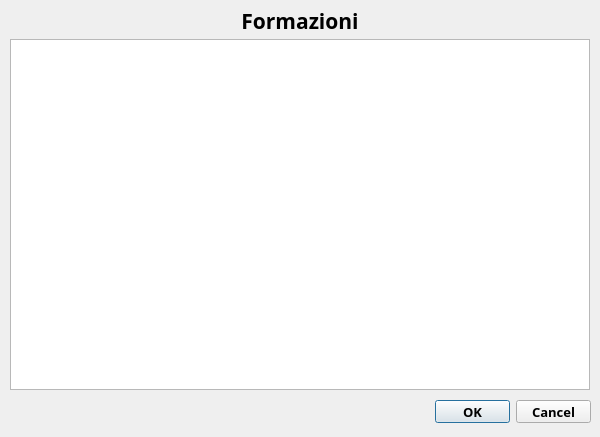
Qt form src/FileFormazioniViewer.ui (wdastru/FantaCalcGui) before a commit.
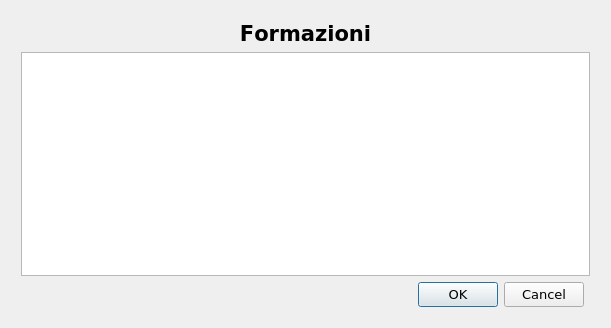
The same form after that commit.

Patch:
```diff
--- a/src/FileFormazioniViewer.ui
+++ b/src/FileFormazioniViewer.ui
@@ -6,89 +6,89 @@
    <rect>
     <x>0</x>
     <y>0</y>
-    <width>600</width>
-    <height>437</height>
+    <width>611</width>
+    <height>328</height>
    </rect>
   </property>
   <property name="font">
    <font>
-    <family>Candara</family>
+    <family>DejaVu Sans</family>
     <pointsize>10</pointsize>
    </font>
   </property>
   <property name="windowTitle">
    <string>File Formazioni Viewer</string>
   </property>
+  <layout class="QGridLayout" name="gridLayout_2">
+   <item row="0" column="0">
+    <layout class="QGridLayout" name="gridLayout">
+     <property name="margin">
+      <number>10</number>
+     </property>
+     <item row="1" column="0" colspan="2">
+      <widget class="QPlainTextEdit" name="plainTextEdit">
+       <property name="enabled">
+        <bool>true</bool>
+       </property>
+       <property name="font">
+        <font>
+         <family>Lucida Console</family>
+         <pointsize>9</pointsize>
+         <weight>50</weight>
+         <italic>false</italic>
+         <bold>false</bold>
+        </font>
+       </property>
+       <property name="autoFillBackground">
+        <bool>false</bool>
+       </property>
+       <property name="styleSheet">
+        <string notr="true"/>
+       </property>
+       <property name="readOnly">
+        <bool>true</bool>
+       </property>
+       <property name="backgroundVisible">
+        <bool>false</bool>
+       </property>
+      </widget>
+     </item>
+     <item row="0" column="0" colspan="2">
   <widget class="QLabel" name="label">
-   <property name="geometry">
-    <rect>
-     <x>0</x>
-     <y>0</y>
-     <width>600</width>
-     <height>41</height>
-    </rect>
+       <property name="sizePolicy">
+        <sizepolicy hsizetype="Preferred" vsizetype="Minimum">
+         <horstretch>0</horstretch>
+         <verstretch>0</verstretch>
+        </sizepolicy>
    </property>
    <property name="font">
     <font>
      <family>Candara</family>
      <pointsize>16</pointsize>
      <weight>75</weight>
-     <italic>false</italic>
      <bold>true</bold>
-     <underline>false</underline>
      <strikeout>false</strikeout>
-     <stylestrategy>PreferDefault</stylestrategy>
-     <kerning>true</kerning>
+         <kerning>false</kerning>
     </font>
    </property>
    <property name="text">
     <string>Formazioni</string>
    </property>
    <property name="alignment">
-    <set>Qt::AlignCenter</set>
-   </property>
-  </widget>
-  <widget class="QPlainTextEdit" name="plainTextEdit">
-   <property name="geometry">
-    <rect>
-     <x>10</x>
-     <y>39</y>
-     <width>580</width>
-     <height>351</height>
-    </rect>
-   </property>
-   <property name="font">
-    <font>
-     <family>Lucida Console</family>
-     <pointsize>9</pointsize>
-    </font>
-   </property>
-   <property name="tabChangesFocus">
-    <bool>false</bool>
-   </property>
-  </widget>
+        <set>Qt::AlignHCenter|Qt::AlignTop</set>
+       </property>
+      </widget>
+     </item>
+     <item row="2" column="0">
   <widget class="QDialogButtonBox" name="buttonBox">
-   <property name="geometry">
-    <rect>
-     <x>435</x>
-     <y>400</y>
-     <width>156</width>
-     <height>23</height>
-    </rect>
-   </property>
-   <property name="font">
-    <font>
-     <family>Candara</family>
-     <pointsize>10</pointsize>
-     <weight>75</weight>
-     <bold>true</bold>
-     <kerning>false</kerning>
-    </font>
-   </property>
    <property name="standardButtons">
     <set>QDialogButtonBox::Cancel|QDialogButtonBox::Ok</set>
    </property>
   </widget>
+     </item>
+    </layout>
+   </item>
+  </layout>
  </widget>
  <layoutdefault spacing="6" margin="11"/>
  <resources/>
```
Left out of the diff: 29 changed lines with no effect on the pictures. Lines whose indentation alone changed are shown as unchanged.
